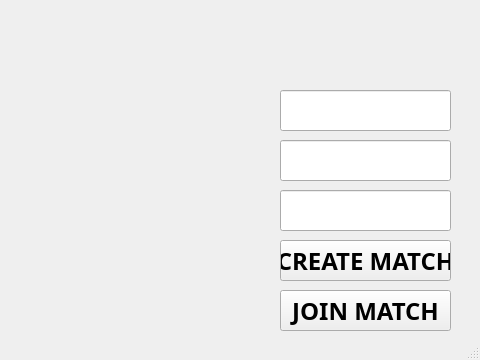
Before: the Qt Designer form client/src/Login/login.ui in joaquinfontela/Wolfenstein-3D, drawn with Qt 5; both pictures show x 320 to 800 and y 240 to 600 of the 800 by 600 pixel window.
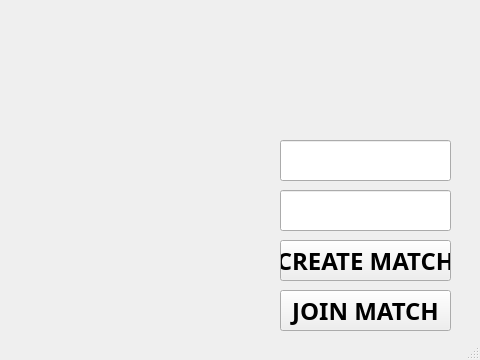
After: the same form once the commit is applied.

Commit message: mejoro login

The edit to the form file:
```diff
--- a/client/src/Login/login.ui
+++ b/client/src/Login/login.ui
@@ -54,16 +54,6 @@
     <property name="geometry">
      <rect>
       <x>600</x>
-      <y>330</y>
-      <width>171</width>
-      <height>41</height>
-     </rect>
-    </property>
-   </widget>
-   <widget class="QLineEdit" name="dato_puerto">
-    <property name="geometry">
-     <rect>
-      <x>600</x>
       <y>380</y>
       <width>171</width>
       <height>41</height>
```
Left out of the diff: 2 changed lines with no effect on the pictures. The commit also changes 11 other files.
